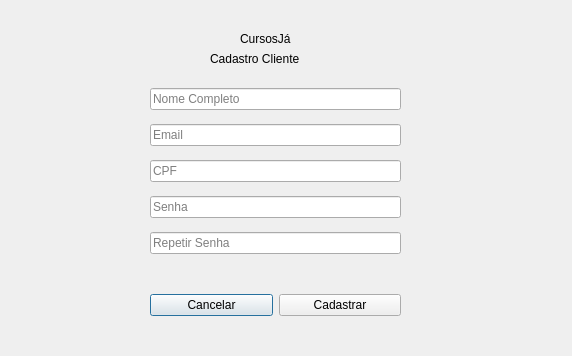
Before: the Qt Designer form views/registerview.ui in caffeine-free/cursos-ja, drawn with Qt 5.
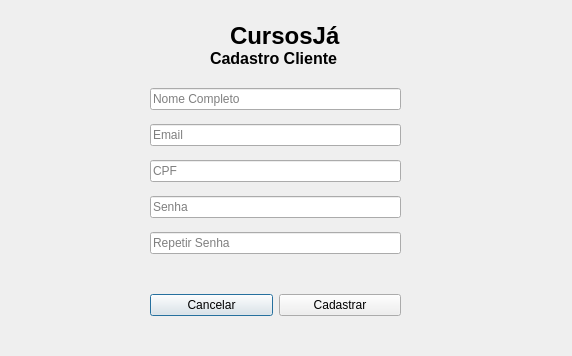
After: the same form once the commit is applied.

Commit message: feat: adjust of views width and height

Diff of the .ui file:
```diff
--- a/views/registerview.ui
+++ b/views/registerview.ui
@@ -18,10 +18,13 @@
     <rect>
      <x>210</x>
      <y>50</y>
-     <width>121</width>
+     <width>141</width>
      <height>17</height>
     </rect>
    </property>
+   <property name="styleSheet">
+    <string notr="true">font-weight: bold; font-size: 16px</string>
+   </property>
    <property name="text">
     <string>Cadastro Cliente</string>
    </property>
@@ -29,12 +32,15 @@
   <widget class="QLabel" name="label">
    <property name="geometry">
     <rect>
-     <x>240</x>
-     <y>30</y>
-     <width>67</width>
-     <height>17</height>
+     <x>230</x>
+     <y>20</y>
+     <width>111</width>
+     <height>31</height>
     </rect>
    </property>
+   <property name="styleSheet">
+    <string notr="true">font-size: 24px; font-weight: bold</string>
+   </property>
    <property name="text">
     <string>CursosJá </string>
    </property>
```
The commit also changes 9 other files.
